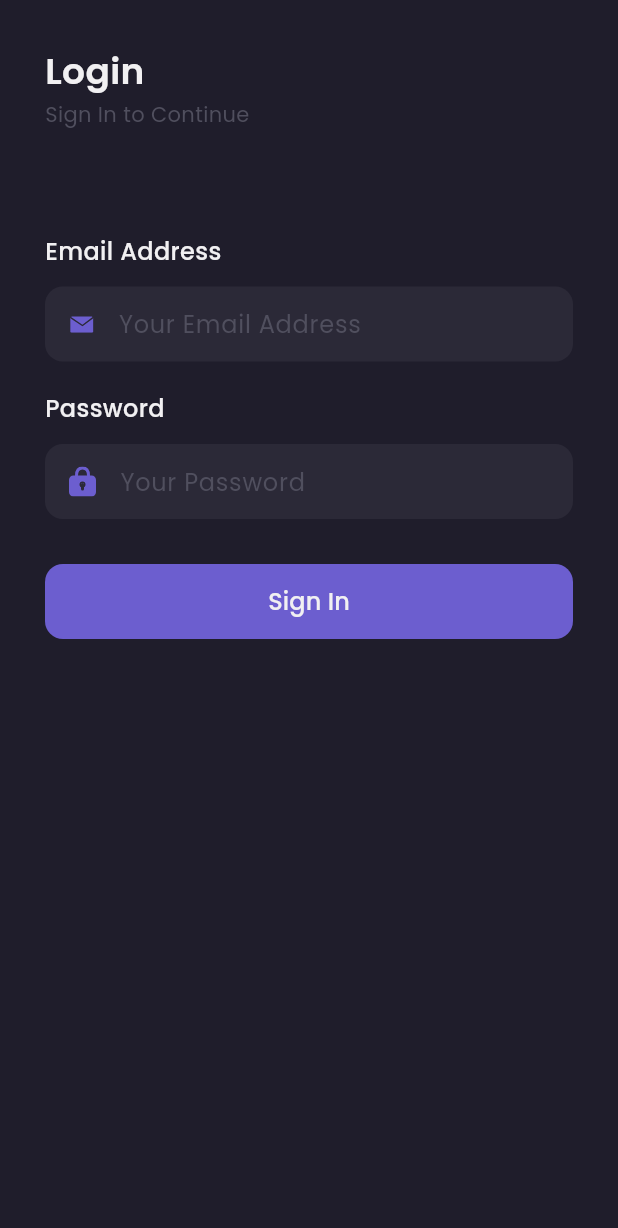
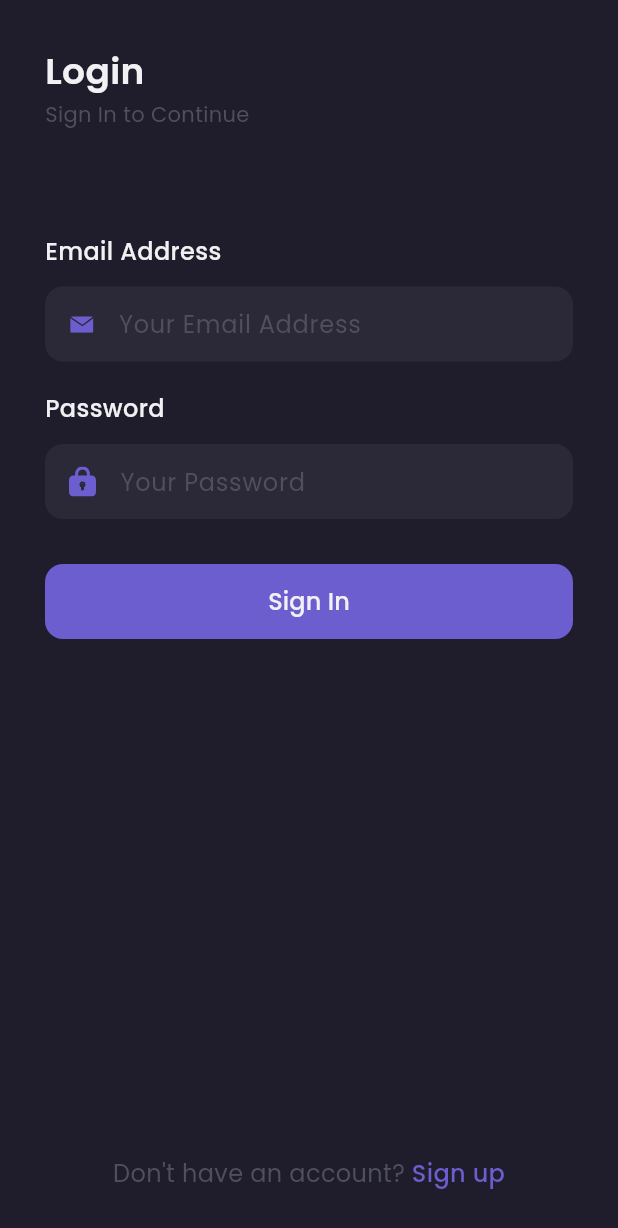
Before and after one commit to holis12821/shamo-app-mobile, a Flutter app: the screen it shows after launch, on a phone screen of 412 x 824 dp. Shown: the top 1228 px of the screen. Run offline on Flutter 3.47's test engine with Material 3 defaults, Android fonts, the phone set to English and light mode, and no system bars; our stand-ins replace flutter_svg, google_fonts.

Commit message:
Add localization footer text in sign in pages, fix issue size image on platform ios

```diff
--- a/lib/core/theme/custom_text_theme.dart
+++ b/lib/core/theme/custom_text_theme.dart
@@ -21,6 +21,10 @@ class CustomTextTheme {
     color: CustomAppTheme.kDavysGray,
   );
 
+  static var purpleTextStyle = GoogleFonts.poppins(
+    color: CustomAppTheme.kPrimaryColor
+  );
+
   static var light = FontWeight.w300;
   static var regular = FontWeight.w400;
   static var medium = FontWeight.w500;
--- a/lib/l10n/intl_en.arb
+++ b/lib/l10n/intl_en.arb
@@ -6,5 +6,7 @@
     "password": "Password",
     "hint_email_address": "Your Email Address",
     "hint_password": "Your Password",
-    "txt_button_sign_in": "Sign In"
+    "txt_button_sign_in": "Sign In",
+    "txt_footer": "Don't have an account? ",
+    "txt_sign_up": "Sign up"
 }
--- a/lib/l10n/intl_id.arb
+++ b/lib/l10n/intl_id.arb
@@ -28,5 +28,13 @@
     "txt_button_sign_in": "Masuk",
     "@txt_button_sign_in": {
         "description": "Text button untuk login"
+    },
+    "txt_footer": "Tidak memiliki akun? ",
+    "@txt_footer": {
+        "description": "Text untuk footer belum memiliki akun"
+    },
+    "txt_sign_up": "Daftar",
+    "@txt_sign_up": {
+        "description": "Label untuk daftar"
     }
 }
--- a/lib/presentation/screens/sign_in_screen/sign_in_screen.dart
+++ b/lib/presentation/screens/sign_in_screen/sign_in_screen.dart
@@ -31,6 +31,8 @@ class SignInScreen extends StatelessWidget {
               inputEmailFormComponent(localizations),
               inputPasswordFormComponent(localizations),
               signInButton(localizations.txt_button_sign_in),
+              const Spacer(),
+              footer(localizations),
             ],
           ),
         ),
@@ -49,6 +51,30 @@ class SignInScreen extends StatelessWidget {
           fontSize: 24,
           fontWeight: CustomTextTheme.semiBold,
         ),
+      ),
+    );
+  }
+
+  Widget footer(AppLocalizations localizations) {
+    return Container(
+      margin: EdgeInsets.only(bottom: CustomAppDimensions.defaultMargin),
+      child: Row(
+        mainAxisAlignment: MainAxisAlignment.center,
+        children: [
+          Text(
+            localizations.txt_footer,
+            style: CustomTextTheme.subtitleTextStyle.copyWith(
+              fontSize: CustomAppDimensions.sizeLarge,
+            ),
+          ),
+          Text(
+            localizations.txt_sign_up,
+            style: CustomTextTheme.purpleTextStyle.copyWith(
+              fontSize: CustomAppDimensions.sizeLarge,
+              fontWeight: CustomTextTheme.medium,
+            ),
+          ),
+        ],
       ),
     );
   }
@@ -171,9 +197,8 @@ class SignInScreen extends StatelessWidget {
         child: Text(
           textButton,
           style: CustomTextTheme.primaryTextStyle.copyWith(
-            fontSize: CustomAppDimensions.sizeLarge,
-            fontWeight: CustomTextTheme.medium
-          ),
+              fontSize: CustomAppDimensions.sizeLarge,
+              fontWeight: CustomTextTheme.medium),
         ),
       ),
     );
```
Also changed, not shown: lib/src/generated/i18n/app_localizations.dart, lib/src/generated/i18n/app_localizations_en.dart, lib/src/generated/i18n/app_localizations_id.dart, 10 other files.
